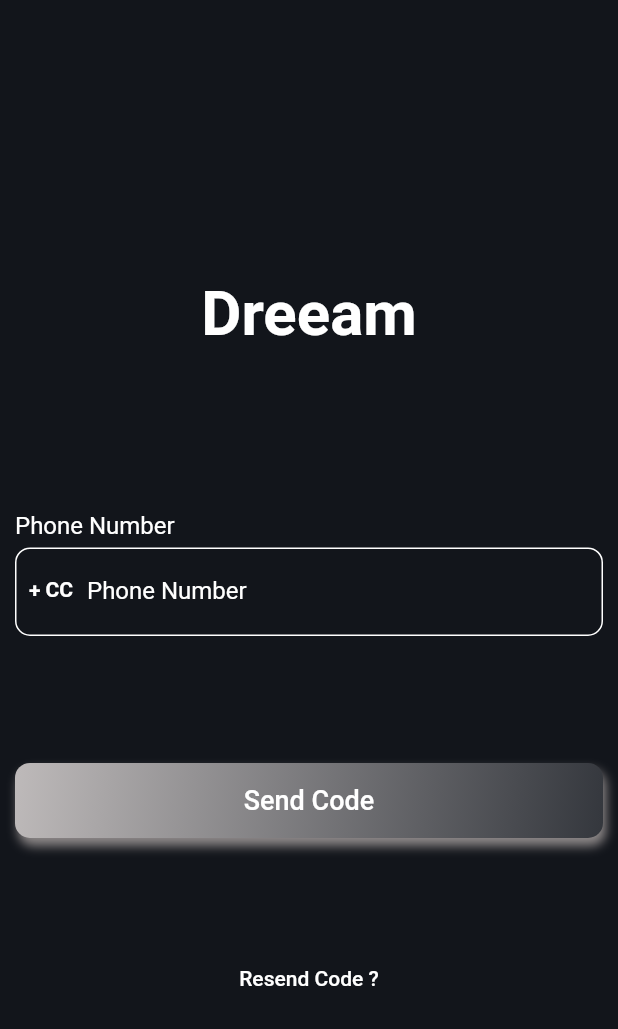
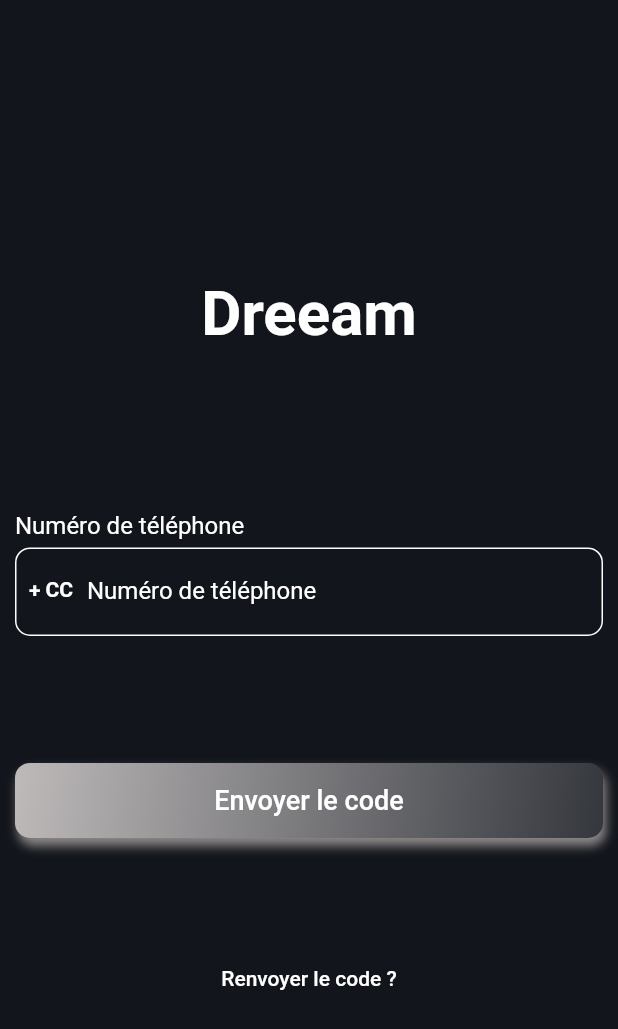
Before and after one commit to noman9k/card_app, a Flutter app: the LoginScreen screen opened directly, on a phone screen of 412 x 824 dp. Shown: the top 1029 px of the screen. Run offline on Flutter 3.47's test engine with Material 2 defaults, Android fonts, the phone set to English and light mode, and no system bars; our stand-ins replace camera, cloud_firestore, country_picker, firebase_auth, firebase_core, firebase_storage and 5 more; missing offline and left inert: google_mlkit_face_detection; accounts and stored records are empty.

Commit message:
made changes

```diff
--- a/lib/controllers/comunity_controller.dart
+++ b/lib/controllers/comunity_controller.dart
@@ -21,9 +21,9 @@ class ComunityController extends GetxController
 
   List<Map<String, Color>> myIconColor = [
     {heartTitle: Colors.red},
-    {clubTitle: Colors.red},
+    {clubTitle: Colors.black},
     {diamondTitle: Colors.red},
-    {spadesTitle: Colors.red},
+    {spadesTitle: Colors.black},
   ];
 
   List myTabColor = const [
--- a/lib/controllers/login_controller.dart
+++ b/lib/controllers/login_controller.dart
@@ -124,7 +124,7 @@ class LoginController extends GetxController {
         'description': '',
         'uId': uId,
         'phone': phoneNumber.value,
-        'image': '',
+        'image': '0',
         'country': selectedCountry.value.flagEmoji,
         'locationDetails': selectedCountry.value.name,
         'role': '0',
--- a/lib/controllers/role_controller.dart
+++ b/lib/controllers/role_controller.dart
@@ -11,7 +11,7 @@ import '../modals/role_model.dart';
 class RoleController extends GetxController {
   var selectedRoleIndex = 0.obs;
   var selectedRole;
-  var userSelectedRole = false.obs;
+  var userSelectedRole = true.obs;
   var uId = FirebaseAuth.instance.currentUser!.uid;
   ProfileController profileController = Get.put(ProfileController());
 
@@ -32,14 +32,14 @@ class RoleController extends GetxController {
       description:
           'Rencontrer des joueurs près de chez moi pour faire des soirées poker entre potes',
       image: 'assets/icons/spades.svg',
-      color: Colors.red,
+      color: Colors.black,
     ),
     Role(
       name: 'Pique*Pour une coloc Poker',
       description:
           'Je recherche une coloc poker pour m\'entourer de joueurs comme moi qui veulent avancer dans la même direction',
       image: 'assets/icons/club.svg',
-      color: Colors.red,
+      color: Colors.black,
     ),
     Role(
       name: 'Carreau*Pour le business',
--- a/lib/main.dart
+++ b/lib/main.dart
@@ -48,7 +48,7 @@ class MyApp extends StatelessWidget {
         GetPage(name: '/profile-screen', page: () => ProfileScreen()),
         GetPage(name: '/question-screen', page: () => QuestionScreen()),
         GetPage(name: '/image-upload-screen', page: () => ImageUploadScreen()),
-        GetPage(name: '/git status', page: () => HomeScreen()),
+        GetPage(name: '/home-screen', page: () => HomeScreen()),
         GetPage(name: '/comunity-screen', page: () => ComunityScreen()),
         GetPage(name: '/message-screen', page: () => MessageScreen()),
         GetPage(
--- a/lib/screens/image_upload_screen.dart
+++ b/lib/screens/image_upload_screen.dart
@@ -88,7 +88,7 @@ class _ImageUploadScreenState extends State<ImageUploadScreen> {
                                   ),
                                 )
                               : Text(
-                                  'Upload Image',
+                                  'Télécharger une image',
                                   style: TextStyle(fontSize: 20),
                                 ),
                           onPressed: () {
--- a/lib/screens/login_screen.dart
+++ b/lib/screens/login_screen.dart
@@ -50,7 +50,7 @@ class LoginScreen extends StatelessWidget {
                       crossAxisAlignment: CrossAxisAlignment.start,
                       children: [
                         Text(
-                          'Phone Number',
+                          'Numéro de téléphone',
                           style: TextStyle(
                               color: MyColors.newTextColor, fontSize: 16),
                         ),
@@ -61,10 +61,10 @@ class LoginScreen extends StatelessWidget {
                             controller: loginController.phoneNumberController,
                             validator: (value) {
                               if (value == null || value.isEmpty) {
-                                return 'Please enter your phone number';
+                                return 'Veuillez entrer votre numéro de téléphone';
                               } else if (!loginController
                                   .isCountrySelected.value) {
-                                return 'Please select your country first';
+                                return 'Veuillez d\'abord sélectionner votre pays';
                               }
                               loginController.isLoading.value = true;
                               return null;
@@ -79,7 +79,7 @@ class LoginScreen extends StatelessWidget {
                                   color: MyColors.newTextColor,
                                 ),
                               ),
-                              labelText: 'Phone Number',
+                              labelText: 'Numéro de téléphone',
                               floatingLabelBehavior:
                                   FloatingLabelBehavior.never,
                               labelStyle:
@@ -108,10 +108,10 @@ class LoginScreen extends StatelessWidget {
                                             borderSide: BorderSide(
                                                 color: MyColors.newTextColor),
                                           ),
-                                          hintText: 'Search in french',
+                                          hintText: 'Recherche en français',
                                           labelStyle: TextStyle(
                                               color: MyColors.newTextColor),
-                                          labelText: 'Search in french',
+                                          labelText: 'Recherche en français',
                                           hintStyle: TextStyle(
                                             color: MyColors.newTextColor,
                                           ),
@@ -154,7 +154,7 @@ class LoginScreen extends StatelessWidget {
                         SizedBox(height: 10),
                         loginController.codeSended.value
                             ? Text(
-                                'Code you received',
+                                'Code que vous avez reçu',
                                 style: TextStyle(
                                     color: MyColors.newTextColor, fontSize: 16),
                               )
@@ -193,17 +193,17 @@ class LoginScreen extends StatelessWidget {
                     MyElevatedButton(
                       child: loginController.codeSended.value
                           ? Text(
-                              'Verify Phone Number',
+                              'Vérifier le numéro de téléphone',
                               style: const TextStyle(
                                   fontSize: 18,
-                                  color: Color.fromARGB(255, 59, 42, 35)),
+                                  color: Colors.white),
                             )
                           : loginController.isLoading.value
                               ? CircularProgressIndicator(
                                   color: MyColors.newTextColor,
                                 )
                               : Text(
-                                  'Send Code',
+                                  'Envoyer le code',
                                   style: const TextStyle(
                                       fontSize: 18,
                                       color:
@@ -218,7 +218,7 @@ class LoginScreen extends StatelessWidget {
                     TextButton(
                       onPressed: () => loginController.sendCode(),
                       child: Text(
-                        'Resend Code ?',
+                        'Renvoyer le code ?',
                         style: TextStyle(color: MyColors.newTextColor),
                       ),
                     ),
--- a/lib/screens/question_screen.dart
+++ b/lib/screens/question_screen.dart
@@ -85,7 +85,7 @@ class QuestionScreen extends StatelessWidget {
                     'Terminer',
                     style: TextStyle(color: MyColors.newTextColor),
                   ),
-                  onPressed: () => questionController.submitAnswers(true),
+                  onPressed: () => questionController.submitAnswers(arguments[0]),
                 ),
               ],
             ),
--- a/lib/screens/splash_screen.dart
+++ b/lib/screens/splash_screen.dart
@@ -32,9 +32,11 @@ class _SplashScreenState extends State<SplashScreen> {
           if (documentSnapshot['userName'] == '0') {
             return Get.offNamed('/userdata-screen');
           } else if (documentSnapshot['role'] == '0') {
-            return Get.offNamed('/select-role-screen');
+            return Get.offNamed('/select-role-screen',arguments: [false]);
           } else if (documentSnapshot['question.answer3'] == '0') {
-            return Get.offNamed('/question-screen');
+            return Get.offNamed('/question-screen',arguments: [false]);
+          } else if (documentSnapshot['image'] == '0') {
+            return Get.offNamed('/image-upload-screen',arguments: [false]);
           } else {
             return Get.offNamed('/home-screen');
           }
```
Also changed, not shown: lib/screens/profile_screen.dart (+38 -9 lines), lib/screens/select_role_screen.dart (+2 -11 lines), assets/icons/club.svg, assets/icons/diamond.svg, assets/icons/heart.svg, assets/icons/spades.svg.
